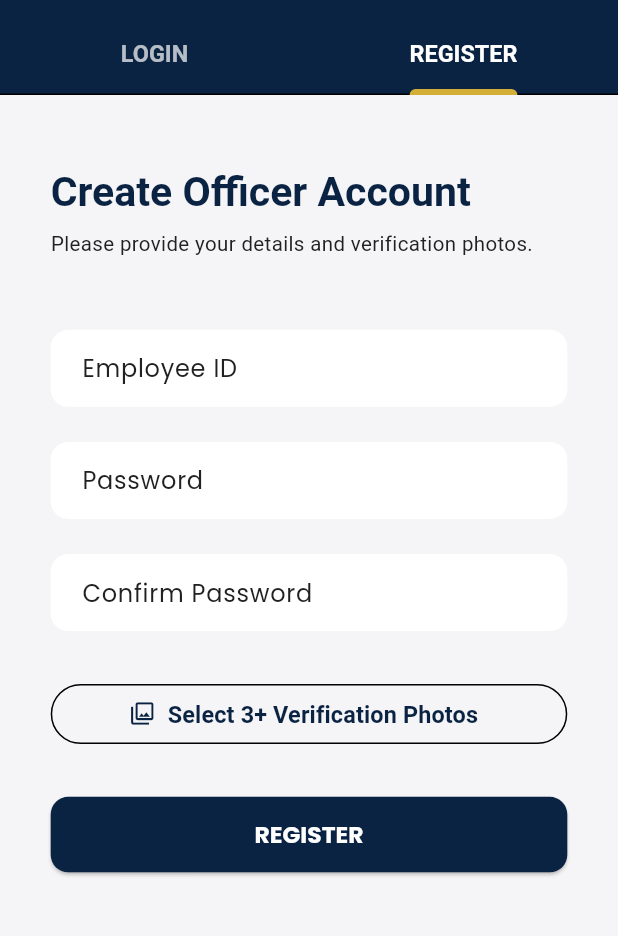
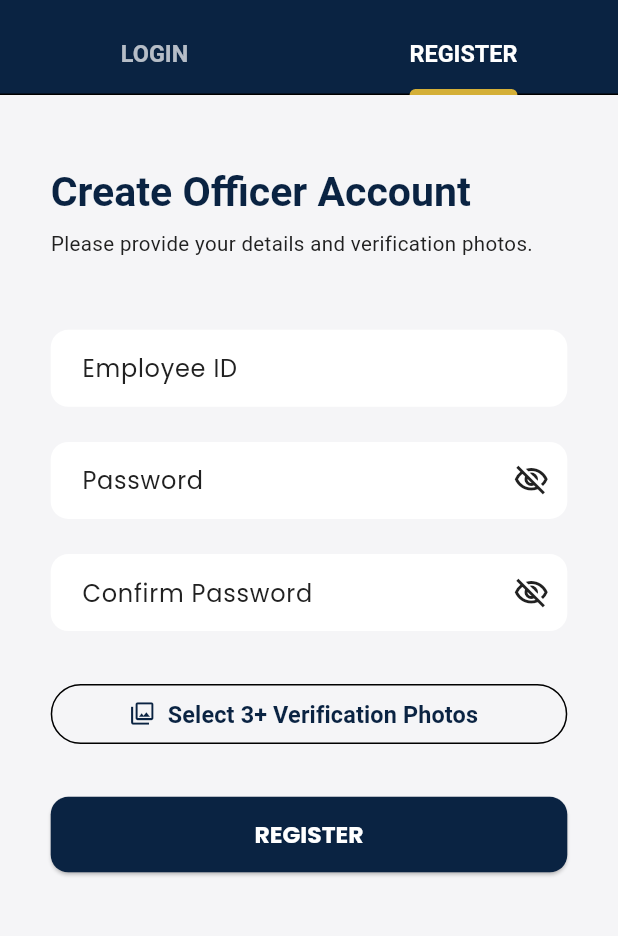
Before and after one commit to arjav1528/Night-Vigil-Goa-Police-Hackathon, a Flutter app: the screen it shows after launch, tab 2 chosen, on a phone screen of 412 x 824 dp, the part 64-1000 px from its top. Run offline on Flutter 3.47's test engine with Material 3 defaults, Android fonts, the light colour scheme and no system bars; our stand-ins replace dio, firebase_core, firebase_storage, flutter_bloc, flutter_dotenv, flutter_screenutil and 6 more; accounts and stored records are empty.

Commit message:
some minor changes

```diff
--- a/app/lib/screen/auth/register_tab.dart
+++ b/app/lib/screen/auth/register_tab.dart
@@ -22,6 +22,7 @@ class _RegisterTabState extends State<RegisterTab> {
   final _empidController = TextEditingController();
   final _passwordController = TextEditingController();
   final _confirmPasswordController = TextEditingController();
+  bool isObscured = true;
   final List<File> _selectedImages = [];
 
   Future<void> _pickImages() async {
@@ -97,16 +98,44 @@ class _RegisterTabState extends State<RegisterTab> {
                 SizedBox(height: 24.h),
                 TextFormField(
                   controller: _passwordController,
-                  obscureText: true,
-                  decoration: const InputDecoration(labelText: 'Password'),
+                  obscureText: isObscured,
+                  decoration: InputDecoration(
+                    labelText: 'Password',
+                    suffixIcon: GestureDetector(
+                      child: Icon(
+                        isObscured
+                            ? Icons.visibility_off_outlined
+                            : Icons.visibility_outlined,
+                      ),
+                      onTap: () {
+                        setState(() {
+                          isObscured = !isObscured;
+                        });
+                      },
+                    ),
+                  ),
                   validator: (v) =>
                       v!.length < 6 ? 'Password must be at least 6 characters' : null,
                 ),
                 SizedBox(height: 24.h),
                 TextFormField(
                   controller: _confirmPasswordController,
-                  obscureText: true,
-                  decoration: const InputDecoration(labelText: 'Confirm Password'),
+                  obscureText: isObscured,
+                  decoration: InputDecoration(
+                    labelText: 'Confirm Password',
+                    suffixIcon: GestureDetector(
+                      child: Icon(
+                        isObscured
+                            ? Icons.visibility_off_outlined
+                            : Icons.visibility_outlined,
+                      ),
+                      onTap: () {
+                        setState(() {
+                          isObscured = !isObscured;
+                        });
+                      },
+                    ),
+                  ),
                   validator: (v) =>
                       v != _passwordController.text ? 'Passwords do not match' : null,
                 ),
```
Also changed, not shown: app/lib/screen/auth/login_tab.dart (+15 -2 lines), 1 other file.
